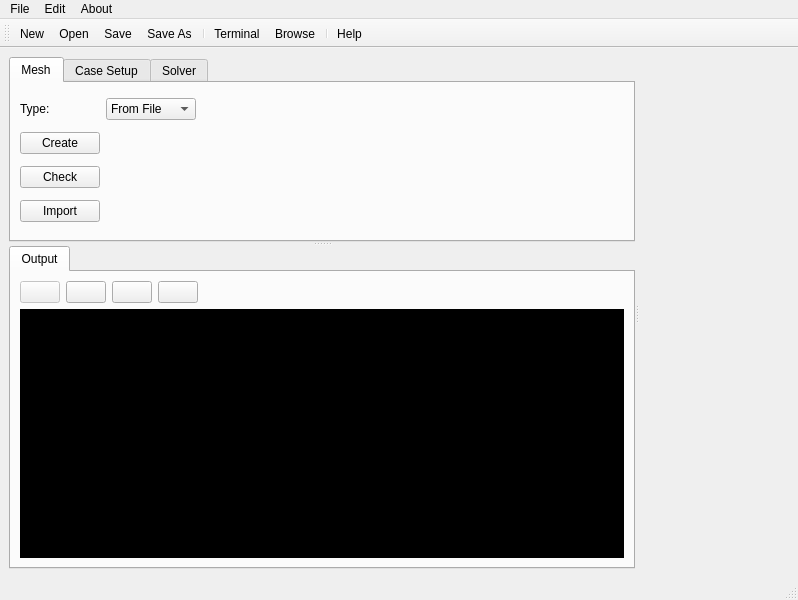
Old version of the form petroFoam.ui in the repository Eng-RSMY/petroFoam.
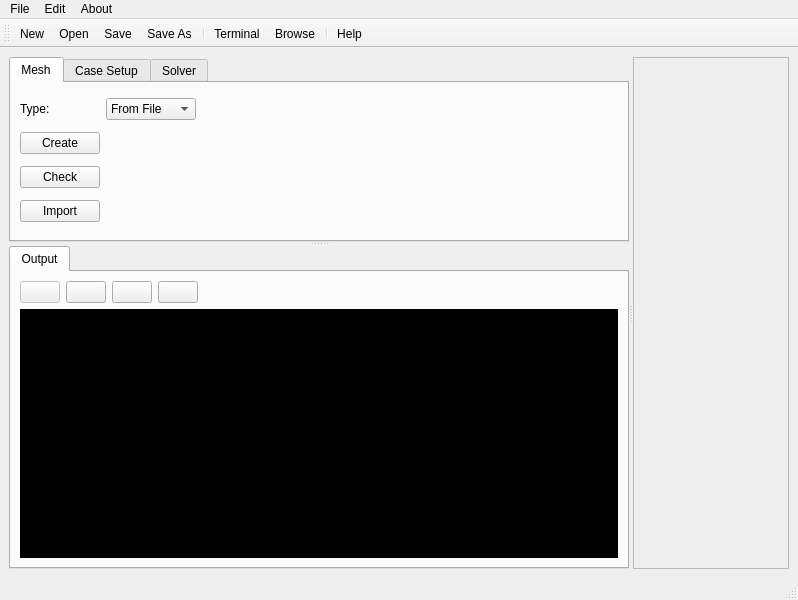
New version of the form. Icons and pictures are not drawn.

```diff
--- a/petroFoam.ui
+++ b/petroFoam.ui
@@ -663,7 +663,25 @@
          <height>0</height>
         </size>
        </property>
-       <layout class="QVBoxLayout" name="verticalLayout_2"/>
+       <layout class="QVBoxLayout" name="verticalLayout_2">
+        <item>
+         <widget class="QScrollArea" name="scrollArea">
+          <property name="widgetResizable">
+           <bool>true</bool>
+          </property>
+          <widget class="QWidget" name="scrollAreaWidgetContents">
+           <property name="geometry">
+            <rect>
+             <x>0</x>
+             <y>0</y>
+             <width>130</width>
+             <height>464</height>
+            </rect>
+           </property>
+          </widget>
+         </widget>
+        </item>
+       </layout>
       </widget>
      </widget>
     </item>
```
